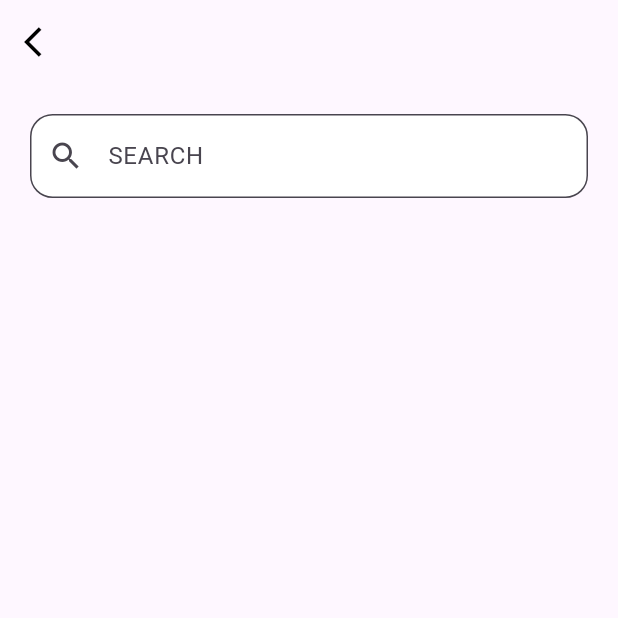
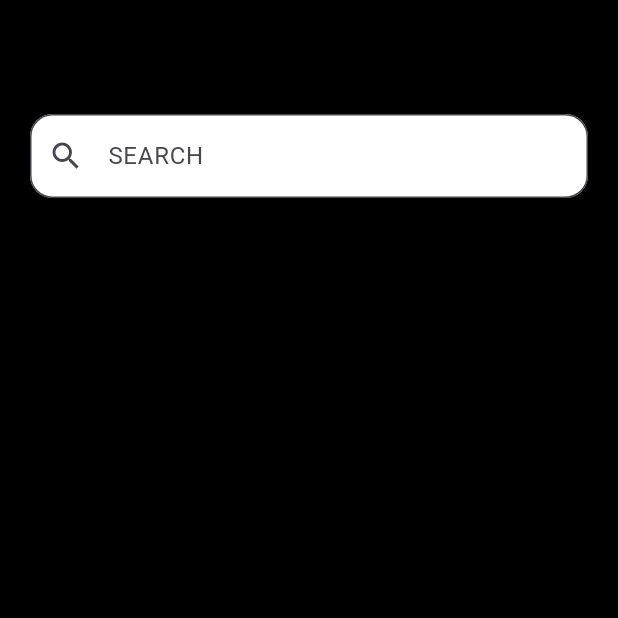
Before and after one commit to alyfadhel/group_monday_m1, a Flutter app: the screen it shows after launch, after a tap on the "search" icon, on a phone screen of 412 x 824 dp, the top half of it. Run offline on Flutter 3.47's test engine with Material 3 defaults, Android fonts, the phone set to English and light mode, and no system bars; our stand-ins replace bloc, cached_network_image, conditional_builder_null_safety, dio, flutter_bloc, hexcolor and 2 more; accounts and stored records are empty; network calls fail.

Commit message:
finish news app

```diff
--- a/lib/core/news_layout/news_layout.dart
+++ b/lib/core/news_layout/news_layout.dart
@@ -18,9 +18,6 @@ class NewsLayout extends StatelessWidget {
           appBar: AppBar(
             title: Text(
               cubit.titles[cubit.currentIndex],
-              style: Theme.of(context).textTheme.headlineLarge!.copyWith(
-                    fontWeight: FontWeight.bold,
-                  ),
             ),
             actions: [
               IconButton(
@@ -46,10 +43,6 @@ class NewsLayout extends StatelessWidget {
             onTap: (index) {
               cubit.changeBottomNav(index);
             },
-            selectedItemColor: Colors.blue,
-            unselectedItemColor: Colors.grey,
-            type: BottomNavigationBarType.fixed,
-            elevation: 0.0,
           ),
           body: cubit.screens[cubit.currentIndex],
         );
--- a/lib/core/shared/themes/themes.dart
+++ b/lib/core/shared/themes/themes.dart
@@ -18,7 +18,7 @@ ThemeData getLightMode()
       centerTitle: true,
       systemOverlayStyle: SystemUiOverlayStyle(
         statusBarColor: Colors.white,
-        statusBarBrightness: Brightness.dark,
+        statusBarIconBrightness: Brightness.dark
       ),
     ),
     scaffoldBackgroundColor: Colors.white,
@@ -29,16 +29,22 @@ ThemeData getLightMode()
     textTheme: const TextTheme(
       headlineLarge: TextStyle(
         fontSize: 50.0,
-        color: Colors.white,
+        color: Colors.black,
       ),
       titleLarge: TextStyle(
         fontSize: 22.0,
-        color: Colors.white,
+        color: Colors.black,
       ),
       titleSmall: TextStyle(
         fontSize: 16.0,
         color: Colors.grey,
       ),
+    ),
+    bottomNavigationBarTheme: const BottomNavigationBarThemeData(
+      backgroundColor: Colors.white,
+      type: BottomNavigationBarType.fixed,
+      unselectedItemColor: Colors.grey,
+      selectedItemColor: Colors.blue,
     ),
   );
 }
@@ -57,7 +63,7 @@ ThemeData getDarkMode()
         fontWeight: FontWeight.bold,
       ),
       systemOverlayStyle: SystemUiOverlayStyle(
-        statusBarColor: Colors.pink,
+        statusBarColor: Colors.black,
         statusBarIconBrightness: Brightness.light,
       ),
       centerTitle: true,
@@ -81,5 +87,11 @@ ThemeData getDarkMode()
         color: Colors.grey,
       ),
     ),
+    bottomNavigationBarTheme: const BottomNavigationBarThemeData(
+      backgroundColor: Colors.black,
+      type: BottomNavigationBarType.fixed,
+      unselectedItemColor: Colors.grey,
+      selectedItemColor: Colors.deepOrange,
+    ),
   );
 }
--- a/lib/main.dart
+++ b/lib/main.dart
@@ -4,6 +4,7 @@ import 'package:group_monday_m1/core/news_layout/controller/cubit.dart';
 import 'package:group_monday_m1/core/news_layout/controller/state.dart';
 import 'package:group_monday_m1/core/news_layout/news_layout.dart';
 import 'package:group_monday_m1/core/shared/network/remote/dio_helper.dart';
+import 'package:group_monday_m1/core/shared/themes/themes.dart';
 import 'package:group_monday_m1/features/modules/counter/observer/observer.dart';
 
 
@@ -32,12 +33,12 @@ class MyApp extends StatelessWidget {
 
         },
         builder: (BuildContext context, state) {
-          return const MaterialApp(
+          return MaterialApp(
             debugShowCheckedModeBanner: false,
-            //  theme: getLightMode(),
-            // darkTheme: getDarkMode(),
-            // themeMode: ThemeMode.dark,
-            home: NewsLayout(),
+             theme: getLightMode(),
+            darkTheme: getDarkMode(),
+            themeMode: ThemeMode.dark,
+            home: const NewsLayout(),
           );
         },
       ),
```
